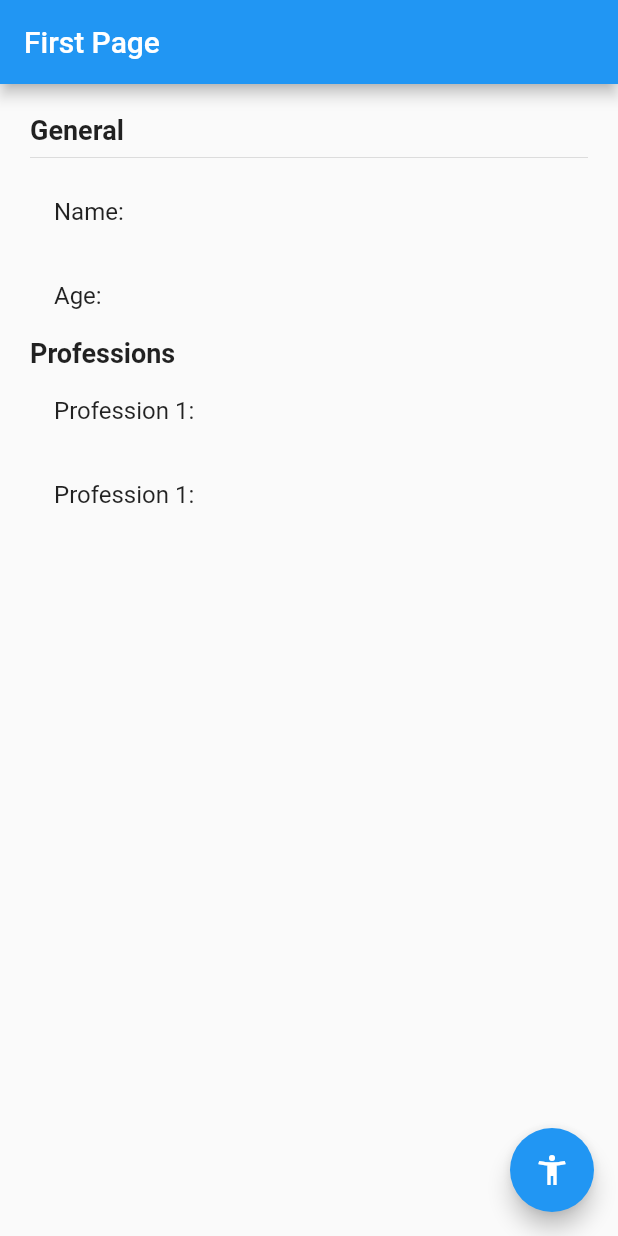
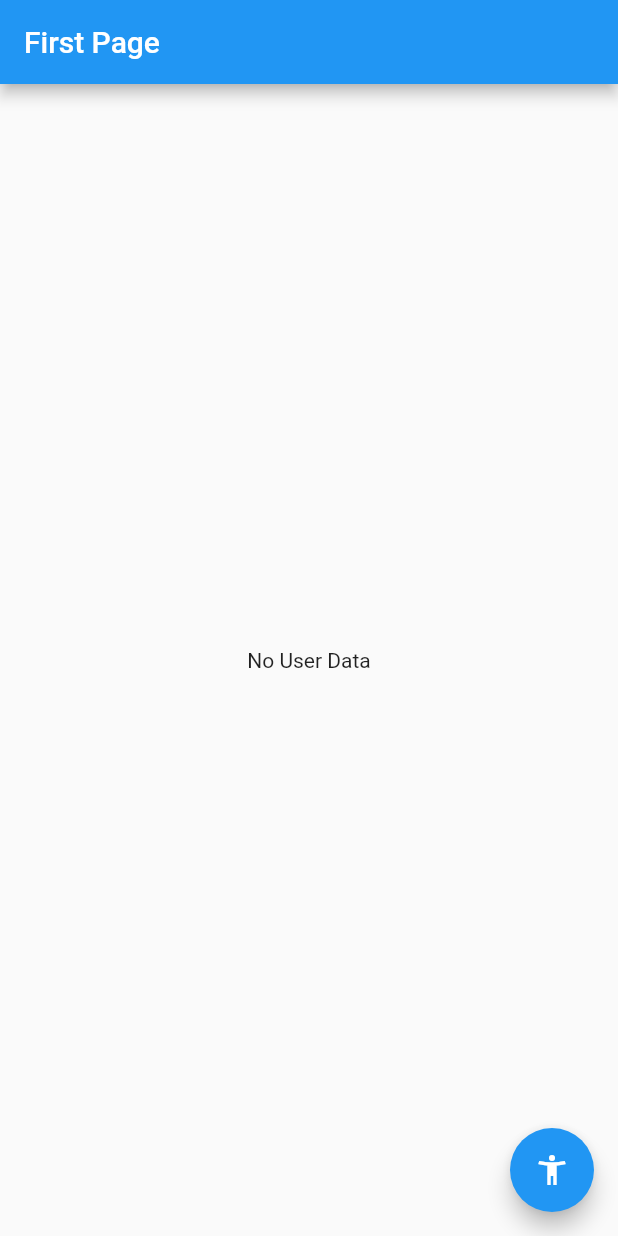
Before and after one commit to tomassasovsky/state_management, a Flutter app: the screen it shows after launch, on a phone screen of 412 x 824 dp. Run offline on Flutter 3.47's test engine with Material 2 defaults, Android fonts, the phone set to English and light mode, and no system bars; our stand-ins replace get.

Commit message:
GetX - Done

```diff
--- /dev/null
+++ b/lib/controllers/user_controller.dart
@@ -0,0 +1,36 @@
+import 'package:get/get.dart';
+
+import 'package:state_management/models/user.dart';
+
+class UserController extends GetxController {
+  RxBool userExists = false.obs;
+  Rx<User>? user = User().obs;
+
+	get professionsLength {
+		return this.user!.value.professions.length;
+	}
+
+  void loadUser(User user) {
+    this.userExists.value = true;
+    this.user?.value = user;
+  }
+
+  void changeAge(int age) {
+    this.user?.update((user) {
+			user?.age = age;
+		});
+  }
+
+  void addProfession(String profession) {
+    this.user?.update((user) {
+			user?.professions = [
+				...user.professions,
+				profession,
+			];
+		});
+  }
+
+  void logout() {
+    this.user = null;
+  }
+}
--- a/lib/main.dart
+++ b/lib/main.dart
@@ -1,4 +1,5 @@
 import 'package:flutter/material.dart';
+import 'package:get/get.dart';
 
 import 'package:state_management/pages/first_page.dart';
 import 'package:state_management/pages/second_page.dart';
@@ -8,13 +9,13 @@ void main() => runApp(MyApp());
 class MyApp extends StatelessWidget {
   @override
   Widget build(BuildContext context) {
-    return MaterialApp(
+    return GetMaterialApp(
       debugShowCheckedModeBanner: false,
       initialRoute: 'first',
-      routes: {
-        'first': (_) => FirstPage(),
-        'second': (_) => SecondPage(),
-      },
+      getPages: [
+        GetPage(name: 'first', page: () => FirstPage()),
+        GetPage(name: 'second', page: () => SecondPage()),
+      ],
     );
   }
 }
--- a/lib/models/user.dart
+++ b/lib/models/user.dart
@@ -1,11 +1,11 @@
 class User {
-  late String name;
-  late int age;
+  String? name;
+  int? age;
   late List<String> professions;
 
   User({
-    required this.name,
-    required this.age,
-    required this.professions,
+    this.name,
+    this.age,
+    this.professions = const [],
   });
 }
--- a/lib/pages/first_page.dart
+++ b/lib/pages/first_page.dart
@@ -1,23 +1,42 @@
 import 'package:flutter/material.dart';
+import 'package:get/get.dart';
+import 'package:state_management/controllers/user_controller.dart';
+import 'package:state_management/models/user.dart';
 
 class FirstPage extends StatelessWidget {
   @override
   Widget build(BuildContext context) {
+    final userController = Get.put(UserController());
     return Scaffold(
       appBar: AppBar(
         title: Text('First Page'),
       ),
-      body: UserData(),
+      body: Obx(
+        () => userController.userExists.value ? UserData(user: userController.user!.value) : NoData(),
+      ),
       floatingActionButton: FloatingActionButton(
         child: Icon(Icons.accessibility_new),
-        onPressed: () => Navigator.pushNamed(context, 'second'),
+        onPressed: () => Get.toNamed('second', arguments: {
+          'name': 'Tomás',
+          'age': 35,
+        }),
       ),
     );
   }
 }
 
+class NoData extends StatelessWidget {
+  @override
+  Widget build(BuildContext context) {
+    return Center(
+      child: Text('No User Data'),
+    );
+  }
+}
+
 class UserData extends StatelessWidget {
-  const UserData({Key? key}) : super(key: key);
+  final User user;
+  const UserData({Key? key, required this.user}) : super(key: key);
 
   @override
   Widget build(BuildContext context) {
@@ -30,11 +49,10 @@ class UserData extends StatelessWidget {
         children: [
           Text('General', style: TextStyle(fontSize: 18, fontWeight: FontWeight.bold)),
           Divider(),
-          ListTile(title: Text('Name: ')),
-          ListTile(title: Text('Age: ')),
+          ListTile(title: Text('Name: ${this.user.name}')),
+          ListTile(title: Text('Age: ${this.user.age}')),
           Text('Professions', style: TextStyle(fontSize: 18, fontWeight: FontWeight.bold)),
-          ListTile(title: Text('Profession 1: ')),
-          ListTile(title: Text('Profession 1: ')),
+          ...user.professions.map((profession) => ListTile(title: Text(profession))),
         ],
       ),
     );
```
Also changed, not shown: lib/pages/second_page.dart (+32 -3 lines), pubspec.yaml (+1 -9 lines), pubspec.lock.
